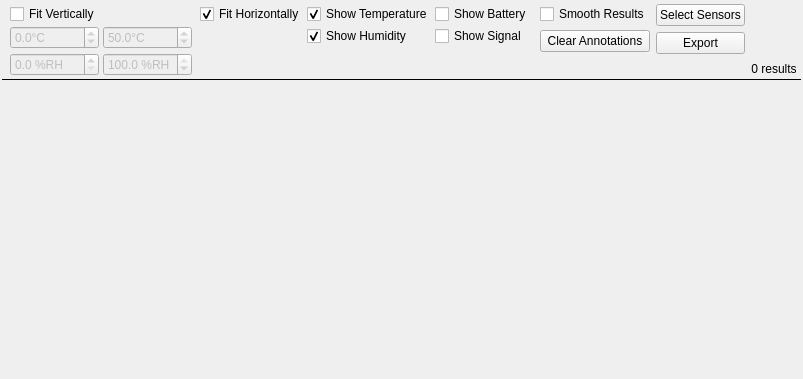
Before: the Qt Designer form manager/src/PlotWidget.ui in porkmarks/sense, drawn with Qt 5.
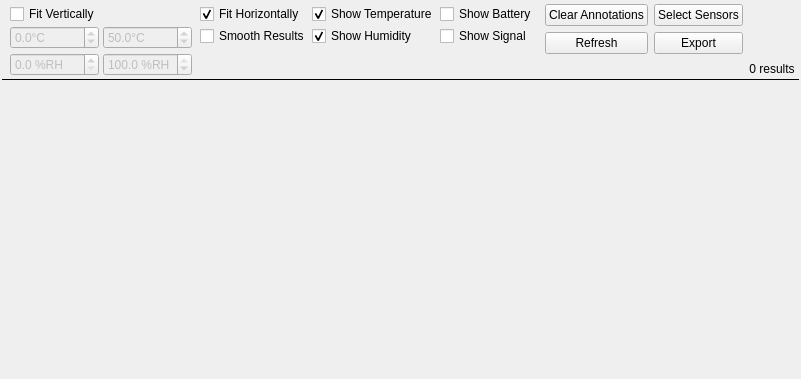
After: the same form once the commit is applied. Icons and pictures are not drawn. Custom widgets are drawn as their Qt base class.

The edit to the form file:
```diff
--- a/manager/src/PlotWidget.ui
+++ b/manager/src/PlotWidget.ui
@@ -299,25 +299,7 @@
            </property>
           </widget>
          </item>
-        </layout>
-       </widget>
-      </item>
-      <item>
-       <widget class="QWidget" name="widget_5" native="true">
-        <layout class="QVBoxLayout" name="verticalLayout_5">
-         <property name="leftMargin">
-          <number>4</number>
-         </property>
-         <property name="topMargin">
-          <number>2</number>
-         </property>
-         <property name="rightMargin">
-          <number>4</number>
-         </property>
-         <property name="bottomMargin">
-          <number>2</number>
-         </property>
-         <item>
+         <item row="1" column="0">
           <widget class="QCheckBox" name="useSmoothing">
            <property name="text">
             <string>Smooth Results</string>
@@ -331,6 +313,24 @@
            </property>
           </widget>
          </item>
+        </layout>
+       </widget>
+      </item>
+      <item>
+       <widget class="QWidget" name="widget_5" native="true">
+        <layout class="QVBoxLayout" name="verticalLayout_5">
+         <property name="leftMargin">
+          <number>4</number>
+         </property>
+         <property name="topMargin">
+          <number>2</number>
+         </property>
+         <property name="rightMargin">
+          <number>4</number>
+         </property>
+         <property name="bottomMargin">
+          <number>2</number>
+         </property>
          <item>
           <widget class="QPushButton" name="clearAnnotations">
            <property name="text">
@@ -342,6 +342,17 @@
            </property>
           </widget>
          </item>
+         <item>
+          <widget class="QPushButton" name="refresh">
+           <property name="text">
+            <string>Refresh</string>
+           </property>
+           <property name="icon">
+            <iconset resource="../res/res.qrc">
+             <normaloff>:/icons/ui/reconnect.png</normaloff>:/icons/ui/reconnect.png</iconset>
+           </property>
+          </widget>
+         </item>
          <item>
           <spacer name="verticalSpacer_2">
            <property name="orientation">
```
Left out of the diff: 1 changed line with no effect on the pictures.
